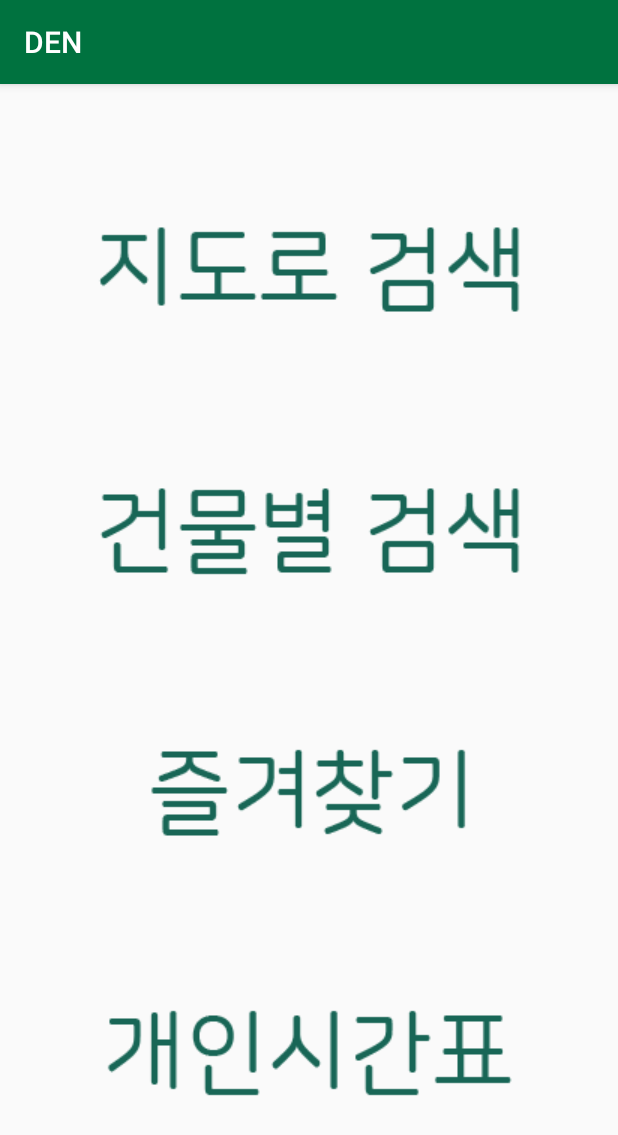
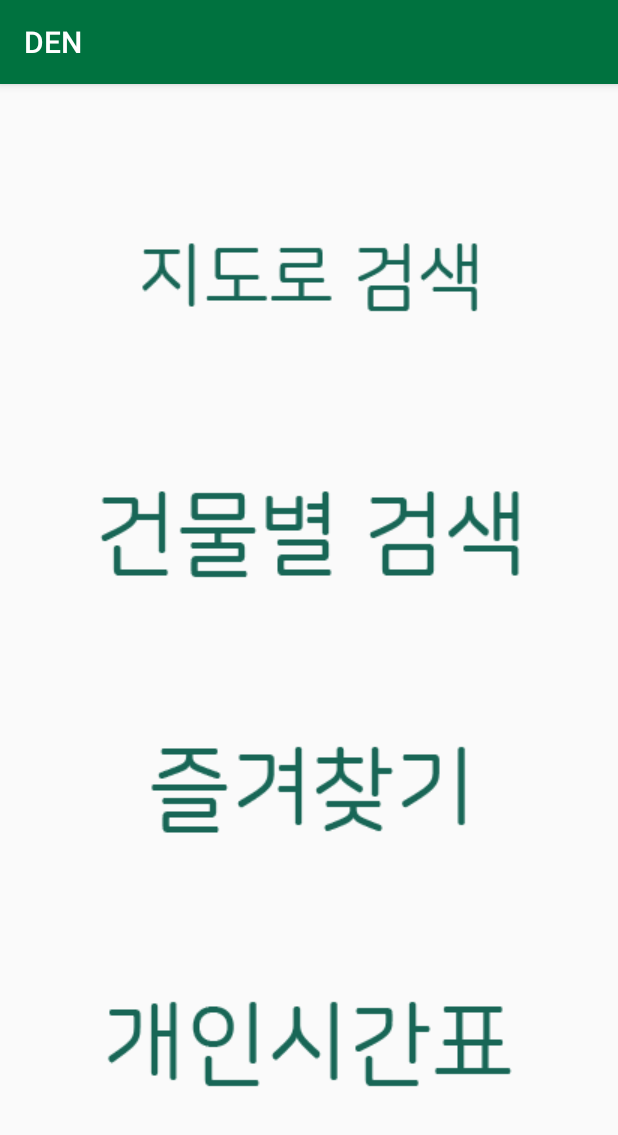
Before and after one commit to ljh16823/DEN, an Android app: the screen it shows after launch (MainActivity), on a phone screen of 412 x 824 dp. Shown: the top 1135 px of the screen. Run offline under Robolectric (Android 15) with nearby library versions, the phone set to English and light mode, and no system bars.

Commit message:
박상현

```diff
--- a/app/src/main/res/layout/activity_main.xml
+++ b/app/src/main/res/layout/activity_main.xml
@@ -13,8 +13,8 @@
 
     <ImageButton
         android:id="@+id/imageButton2"
-        android:layout_width="300dp"
-        android:layout_height="100dp"
+        android:layout_width="240dp"
+        android:layout_height="80dp"
         android:background="#00ff0000"
         app:layout_constraintBottom_toTopOf="@+id/imageButton"
         app:layout_constraintEnd_toEndOf="parent"
@@ -26,7 +26,7 @@
     <ImageButton
         android:id="@+id/imageButton"
         android:layout_width="300dp"
-        android:layout_height="100dp"
+        android:layout_height="80dp"
         android:background="#00ff0000"
         app:layout_constraintBottom_toTopOf="@+id/imageButton3"
         app:layout_constraintEnd_toEndOf="parent"
@@ -38,7 +38,7 @@
     <ImageButton
         android:id="@+id/imageButton3"
         android:layout_width="300dp"
-        android:layout_height="100dp"
+        android:layout_height="80dp"
         android:background="#00ff0000"
         app:layout_constraintBottom_toTopOf="@+id/imageButton4"
         app:layout_constraintEnd_toEndOf="parent"
@@ -52,7 +52,7 @@
     <ImageButton
         android:id="@+id/imageButton4"
         android:layout_width="300dp"
-        android:layout_height="100dp"
+        android:layout_height="80dp"
         android:background="#00ff0000"
         app:layout_constraintBottom_toBottomOf="parent"
         app:layout_constraintEnd_toEndOf="parent"
```
Also changed, not shown: app/src/main/res/drawable/searchbymap.png.
